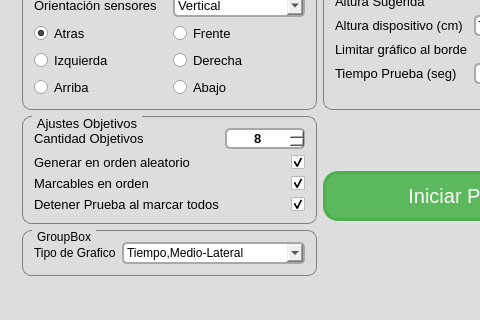
Before: the Qt Designer form mainwindow.ui in hectorda/Bio-Feedback, drawn with Qt 5; both pictures show x 0 to 480 and y 336 to 656 of the 639 by 656 pixel window.
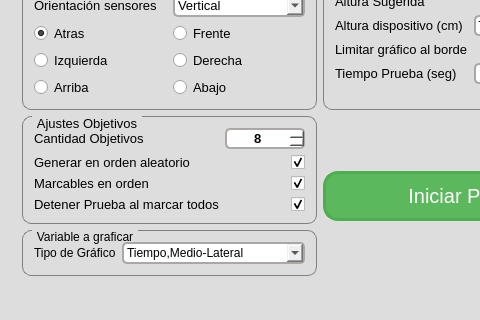
After: the same form once the commit is applied. The open tabs and pages were chosen to show the change. Icons and pictures are not drawn. Custom widgets are drawn as their Qt base class.

Commit message: Agregando Progress Bar a Dialog Carga y minor bug fix

What changed in the file:
```diff
--- a/mainwindow.ui
+++ b/mainwindow.ui
@@ -839,13 +839,13 @@
             <item>
              <widget class="QGroupBox" name="groupBoxAjustesPruebaPersonalizada">
               <property name="title">
-               <string>GroupBox</string>
+               <string>Variable a graficar</string>
               </property>
               <layout class="QFormLayout" name="formLayout">
                <item row="1" column="0">
                 <widget class="QLabel" name="label_2">
                  <property name="text">
-                  <string>Tipo de Grafico</string>
+                  <string>Tipo de Gráfico</string>
                  </property>
                 </widget>
                </item>
```
Left out of the diff: 2 changed lines with no effect on the pictures. The commit also changes 7 other files.
